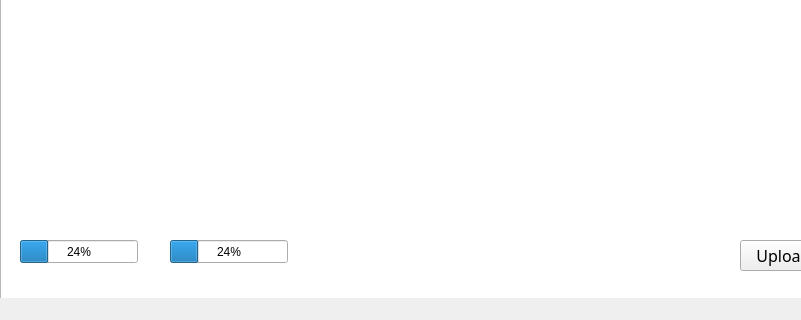
Before: the Qt Designer form ProyectoFinal/mainwindow.ui in michaelstivenzg/ProyectoFinal, drawn with Qt 5; both pictures show x 0 to 801 and y 280 to 600 of the 1000 by 600 pixel window.
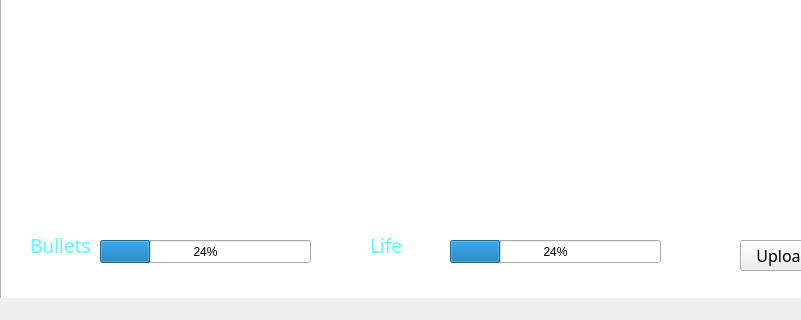
After: the same form once the commit is applied. Icons and pictures are not drawn.

The edit to the form file:
```diff
--- a/ProyectoFinal/mainwindow.ui
+++ b/ProyectoFinal/mainwindow.ui
@@ -126,9 +126,9 @@
    <widget class="QProgressBar" name="progressBar">
     <property name="geometry">
      <rect>
-      <x>20</x>
+      <x>100</x>
       <y>520</y>
-      <width>118</width>
+      <width>211</width>
       <height>23</height>
      </rect>
     </property>
@@ -139,9 +139,9 @@
    <widget class="QProgressBar" name="progressBar_2">
     <property name="geometry">
      <rect>
-      <x>170</x>
+      <x>450</x>
       <y>520</y>
-      <width>118</width>
+      <width>211</width>
       <height>23</height>
      </rect>
     </property>
@@ -201,7 +201,7 @@
     </property>
     <property name="icon">
      <iconset>
-      <normaloff>imagenes/upload.png</normaloff>imagenes/upload.png</iconset>
+      <normaloff>imagenes/Upload-01.png</normaloff>imagenes/Upload-01.png</iconset>
     </property>
     <property name="iconSize">
      <size>
@@ -210,14 +210,74 @@
      </size>
     </property>
    </widget>
+   <widget class="QLabel" name="label">
+    <property name="geometry">
+     <rect>
+      <x>450</x>
+      <y>510</y>
+      <width>101</width>
+      <height>20</height>
+     </rect>
+    </property>
+    <property name="text">
+     <string/>
+    </property>
+   </widget>
+   <widget class="QLabel" name="label_2">
+    <property name="geometry">
+     <rect>
+      <x>370</x>
+      <y>510</y>
+      <width>61</width>
+      <height>31</height>
+     </rect>
+    </property>
+    <property name="font">
+     <font>
+      <family>Papyrus</family>
+      <pointsize>14</pointsize>
+     </font>
+    </property>
+    <property name="styleSheet">
+     <string notr="true">color: rgb(85, 255, 255);</string>
+    </property>
+    <property name="text">
+     <string>Life</string>
+    </property>
+   </widget>
+   <widget class="QLabel" name="label_3">
+    <property name="geometry">
+     <rect>
+      <x>30</x>
+      <y>510</y>
+      <width>61</width>
+      <height>31</height>
+     </rect>
+    </property>
+    <property name="font">
+     <font>
+      <family>Papyrus</family>
+      <pointsize>14</pointsize>
+     </font>
+    </property>
+    <property name="styleSheet">
+     <string notr="true">color: rgb(85, 255, 255);</string>
+    </property>
+    <property name="text">
+     <string>Bullets</string>
+    </property>
+   </widget>
    <zorder>graphicsView</zorder>
-   <zorder>menu</zorder>
-   <zorder>save_level</zorder>
-   <zorder>user</zorder>
+   <zorder>label</zorder>
    <zorder>progressBar</zorder>
    <zorder>progressBar_2</zorder>
-   <zorder>pushButton_pause</zorder>
+   <zorder>label_2</zorder>
+   <zorder>label_3</zorder>
    <zorder>pushButton_upload_level</zorder>
+   <zorder>pushButton_pause</zorder>
+   <zorder>user</zorder>
+   <zorder>save_level</zorder>
+   <zorder>menu</zorder>
   </widget>
   <widget class="QMenuBar" name="menubar">
    <property name="geometry">
@@ -225,7 +285,7 @@
      <x>0</x>
      <y>0</y>
      <width>1000</width>
-     <height>20</height>
+     <height>21</height>
     </rect>
    </property>
   </widget>
```
